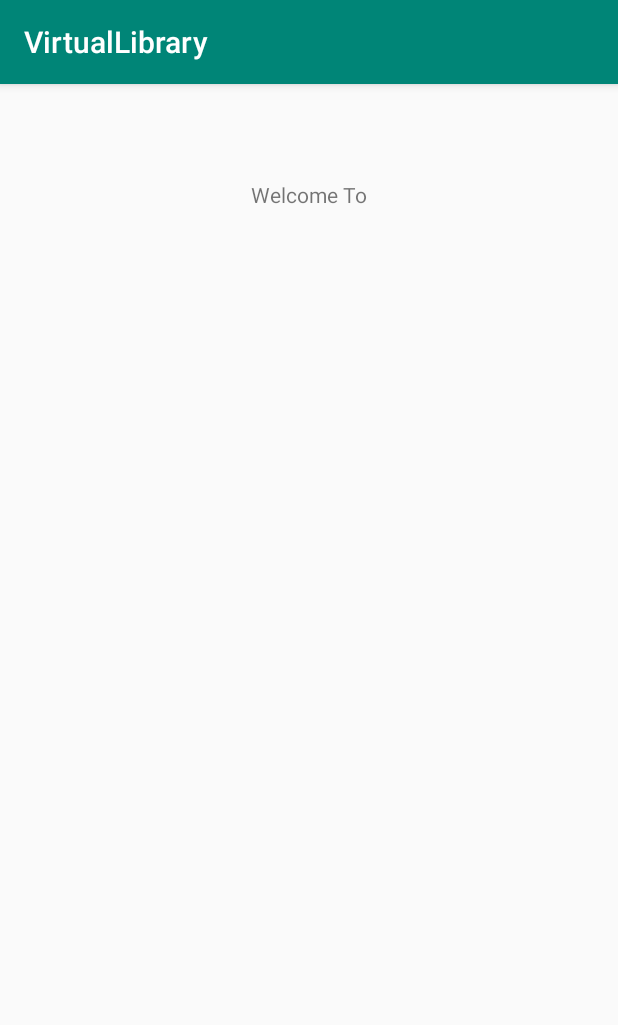
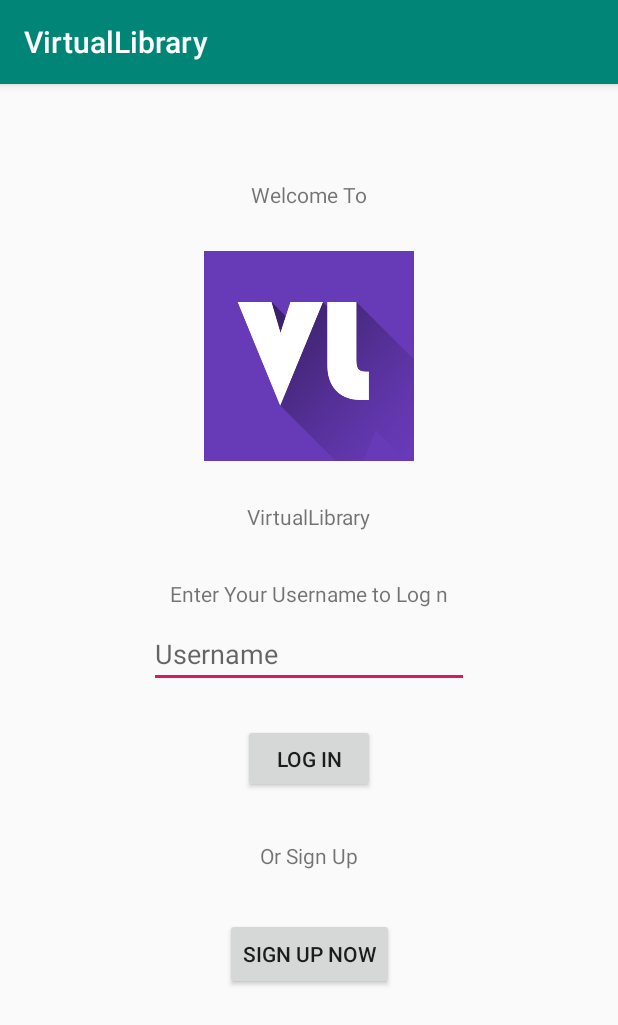
Before and after one commit to CMPUT301W19T07/Virtual-Library, an Android app: the LogIn screen opened directly, with no data from a screen before it, on a phone screen of 412 x 824 dp. Shown: the top 1025 px of the screen. Run offline under Robolectric (Android 15) with nearby library versions, the phone set to English and light mode, and no system bars.

Commit message:
Update #2
Basic functions added, layout made

```diff
--- a/app/src/main/java/vl/team07/com/virtuallibrary/LogIn.java
+++ b/app/src/main/java/vl/team07/com/virtuallibrary/LogIn.java
@@ -10,10 +10,14 @@
 
 package vl.team07.com.virtuallibrary;
 
+import android.content.Intent;
 import android.support.v7.app.AppCompatActivity;
 import android.os.Bundle;
+import android.widget.EditText;
 
 public class LogIn extends AppCompatActivity{
+
+    private String username;
 
     @Override
     protected void onCreate(Bundle savedInstanceState) {
@@ -21,4 +25,15 @@ public class LogIn extends AppCompatActivity{
         setContentView(R.layout.login);
     }
 
+    public void login(){
+
+        EditText editText = (EditText) findViewById(R.id.USERNAME);
+        username = editText.getText().toString();
+    }
+
+    public void signup(){
+        Intent intent = new Intent(this, SignUp.class);
+        startActivity(intent);
+    }
+
 }
--- a/app/src/main/res/layout/login.xml
+++ b/app/src/main/res/layout/login.xml
@@ -29,4 +29,106 @@
         app:layout_constraintEnd_toEndOf="parent"
         app:layout_constraintStart_toStartOf="parent"
         app:layout_constraintTop_toTopOf="parent" />
+
+    <ImageView
+        android:id="@+id/imageView"
+        android:layout_width="140dp"
+        android:layout_height="179dp"
+        android:layout_marginStart="135dp"
+        android:layout_marginLeft="135dp"
+        android:layout_marginTop="8dp"
+        android:layout_marginEnd="135dp"
+        android:layout_marginRight="135dp"
+        app:layout_constraintEnd_toEndOf="parent"
+        app:layout_constraintStart_toStartOf="parent"
+        app:layout_constraintTop_toBottomOf="@+id/textView"
+        app:srcCompat="@drawable/vl_app_icon" />
+
+    <TextView
+        android:id="@+id/textView2"
+        android:layout_width="wrap_content"
+        android:layout_height="wrap_content"
+        android:layout_marginStart="64dp"
+        android:layout_marginLeft="64dp"
+        android:layout_marginTop="8dp"
+        android:layout_marginEnd="64dp"
+        android:layout_marginRight="64dp"
+        android:text="@string/app_name"
+        app:layout_constraintEnd_toEndOf="parent"
+        app:layout_constraintStart_toStartOf="parent"
+        app:layout_constraintTop_toBottomOf="@+id/imageView" />
+
+    <TextView
+        android:id="@+id/textView3"
+        android:layout_width="wrap_content"
+        android:layout_height="wrap_content"
+        android:layout_marginStart="64dp"
+        android:layout_marginLeft="64dp"
+        android:layout_marginTop="32dp"
+        android:layout_marginEnd="64dp"
+        android:layout_marginRight="64dp"
+        android:text="Enter Your Username to Log n"
+        app:layout_constraintEnd_toEndOf="parent"
+        app:layout_constraintStart_toStartOf="parent"
+        app:layout_constraintTop_toBottomOf="@+id/textView2" />
+
+    <EditText
+        android:id="@+id/USERNAME"
+        android:layout_width="wrap_content"
+        android:layout_height="wrap_content"
+        android:layout_marginStart="99dp"
+        android:layout_marginLeft="99dp"
+        android:layout_marginTop="8dp"
+        android:layout_marginEnd="99dp"
+        android:layout_marginRight="99dp"
+        android:ems="10"
+        android:hint="Username"
+        android:inputType="textPersonName"
+        app:layout_constraintEnd_toEndOf="parent"
+        app:layout_constraintStart_toStartOf="parent"
+        app:layout_constraintTop_toBottomOf="@+id/textView3" />
+
+    <Button
+        android:id="@+id/button"
+        android:layout_width="wrap_content"
+        android:layout_height="46dp"
+        android:layout_marginStart="64dp"
+        android:layout_marginLeft="64dp"
+        android:layout_marginTop="24dp"
+        android:layout_marginEnd="64dp"
+        android:layout_marginRight="64dp"
+        android:onClick="login"
+        android:text="Log In"
+        app:layout_constraintEnd_toEndOf="parent"
+        app:layout_constraintStart_toStartOf="parent"
+        app:layout_constraintTop_toBottomOf="@+id/USERNAME" />
+
+    <TextView
+        android:id="@+id/textView4"
+        android:layout_width="wrap_content"
+        android:layout_height="wrap_content"
+        android:layout_marginStart="64dp"
+        android:layout_marginLeft="64dp"
+        android:layout_marginTop="32dp"
+        android:layout_marginEnd="64dp"
+        android:layout_marginRight="64dp"
+        android:text="Or Sign Up"
+        app:layout_constraintEnd_toEndOf="parent"
+        app:layout_constraintStart_toStartOf="parent"
+        app:layout_constraintTop_toBottomOf="@+id/button" />
+
+    <Button
+        android:id="@+id/button2"
+        android:layout_width="wrap_content"
+        android:layout_height="wrap_content"
+        android:layout_marginStart="64dp"
+        android:layout_marginLeft="64dp"
+        android:layout_marginTop="32dp"
+        android:layout_marginEnd="64dp"
+        android:layout_marginRight="64dp"
+        android:onClick="signup"
+        android:text="Sign Up Now"
+        app:layout_constraintEnd_toEndOf="parent"
+        app:layout_constraintStart_toStartOf="parent"
+        app:layout_constraintTop_toBottomOf="@+id/textView4" />
 </android.support.constraint.ConstraintLayout>
```
Also changed, not shown: app/src/main/java/vl/team07/com/virtuallibrary/SignUp.java (+21 -0 lines), app/src/main/res/layout/signup.xml (+52 -5 lines), app/src/main/res/drawable/home.png (added), app/src/main/res/drawable/up.png (added), app/src/main/res/drawable/vl_app_icon.jpg (added), app/src/main/res/drawable/vl_logo_notification.png (added), 4 other files.
